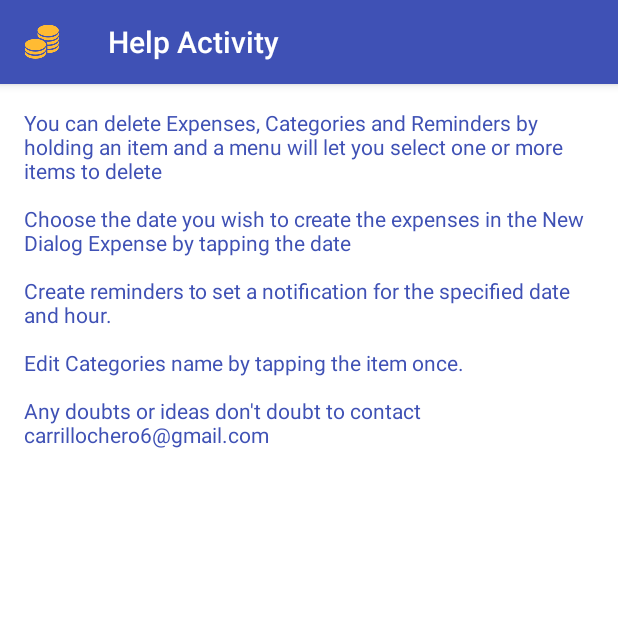
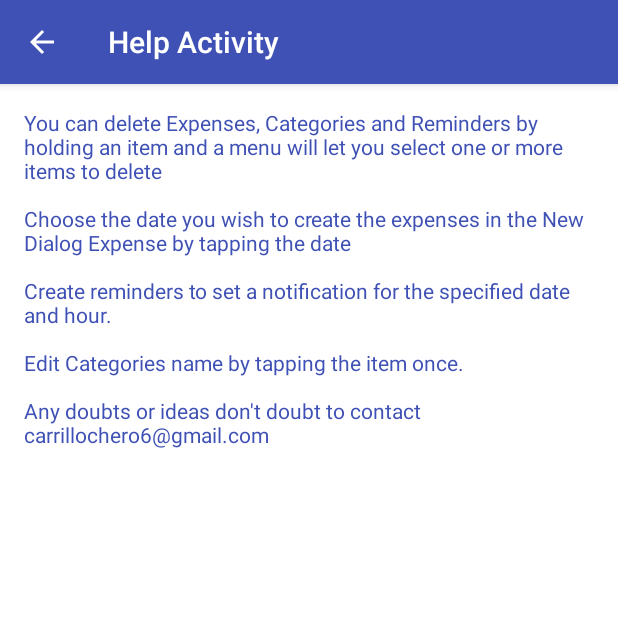
Before and after one commit to PedroCarrillo/Expense-Tracker-App, an Android app: the HelpActivity screen opened directly, with no data from a screen before it, on a phone screen of 412 x 824 dp, the top half of it. Run offline under Robolectric (Android 15) with nearby library versions, the phone set to English and light mode, and no system bars.

Commit message:
preparing release 1.6

```diff
--- a/ExpenseTracker/app/build.gradle
+++ b/ExpenseTracker/app/build.gradle
@@ -7,8 +7,8 @@ android {
         applicationId "com.pedrocarrillo.expensetracker"
         minSdkVersion 16
         targetSdkVersion 26
-        versionCode 3
-        versionName "1.2"
+        versionCode 11
+        versionName "1.6"
         javaCompileOptions {
             annotationProcessorOptions.includeCompileClasspath = true
         }
--- a/ExpenseTracker/app/src/main/java/com/pedrocarrillo/expensetracker/ui/BaseActivity.java
+++ b/ExpenseTracker/app/src/main/java/com/pedrocarrillo/expensetracker/ui/BaseActivity.java
@@ -45,7 +45,7 @@ public class BaseActivity extends AppCompatActivity implements IFragmentListener
         setSupportActionBar(toolbar);
         getSupportActionBar().setDisplayHomeAsUpEnabled(true);
         getSupportActionBar().setDisplayShowHomeEnabled(true);
-        toolbar.setNavigationIcon(getResources().getDrawable(R.drawable.ic_action));
+        toolbar.setNavigationIcon(getResources().getDrawable(R.drawable.ic_arrow_back_black_24dp));
         toolbar.setNavigationOnClickListener(new View.OnClickListener() {
             @Override
             public void onClick(View v) {
--- a/ExpenseTracker/app/src/main/java/com/pedrocarrillo/expensetracker/ui/settings/SettingsActivity.java
+++ b/ExpenseTracker/app/src/main/java/com/pedrocarrillo/expensetracker/ui/settings/SettingsActivity.java
@@ -41,7 +41,7 @@ public class SettingsActivity  extends PreferenceActivity
     private void setToolbar(Toolbar mToolbar) {
         setSupportActionBar(mToolbar);
         getDelegate().getSupportActionBar().setDisplayHomeAsUpEnabled(true);
-        mToolbar.setNavigationIcon(getResources().getDrawable(R.drawable.ic_action));
+        mToolbar.setNavigationIcon(getResources().getDrawable(R.drawable.ic_arrow_back_black_24dp));
         mToolbar.setNavigationOnClickListener(new View.OnClickListener() {
             @Override
             public void onClick(View v) {
--- /dev/null
+++ b/ExpenseTracker/app/src/main/res/drawable/ic_arrow_back_black_24dp.xml
@@ -0,0 +1,9 @@
+<vector xmlns:android="http://schemas.android.com/apk/res/android"
+        android:width="24dp"
+        android:height="24dp"
+        android:viewportWidth="24.0"
+        android:viewportHeight="24.0">
+    <path
+        android:fillColor="#FFFFFF"
+        android:pathData="M20,11H7.83l5.59,-5.59L12,4l-8,8 8,8 1.41,-1.41L7.83,13H20v-2z"/>
+</vector>
```
Also changed, not shown: 2 other files.
